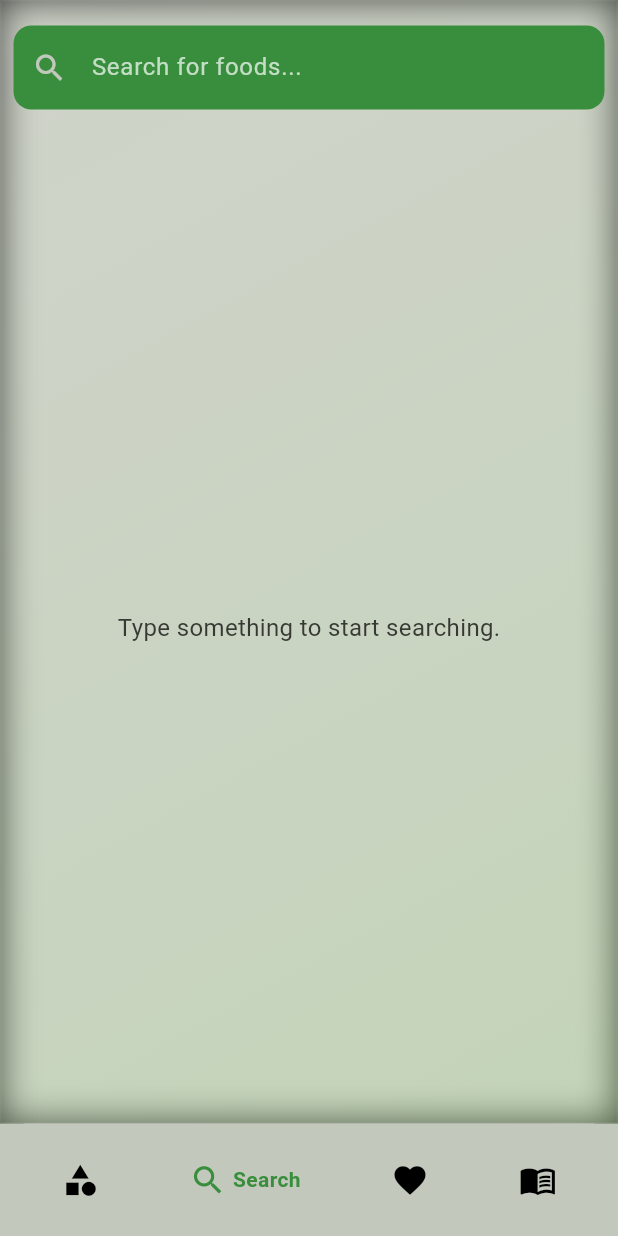
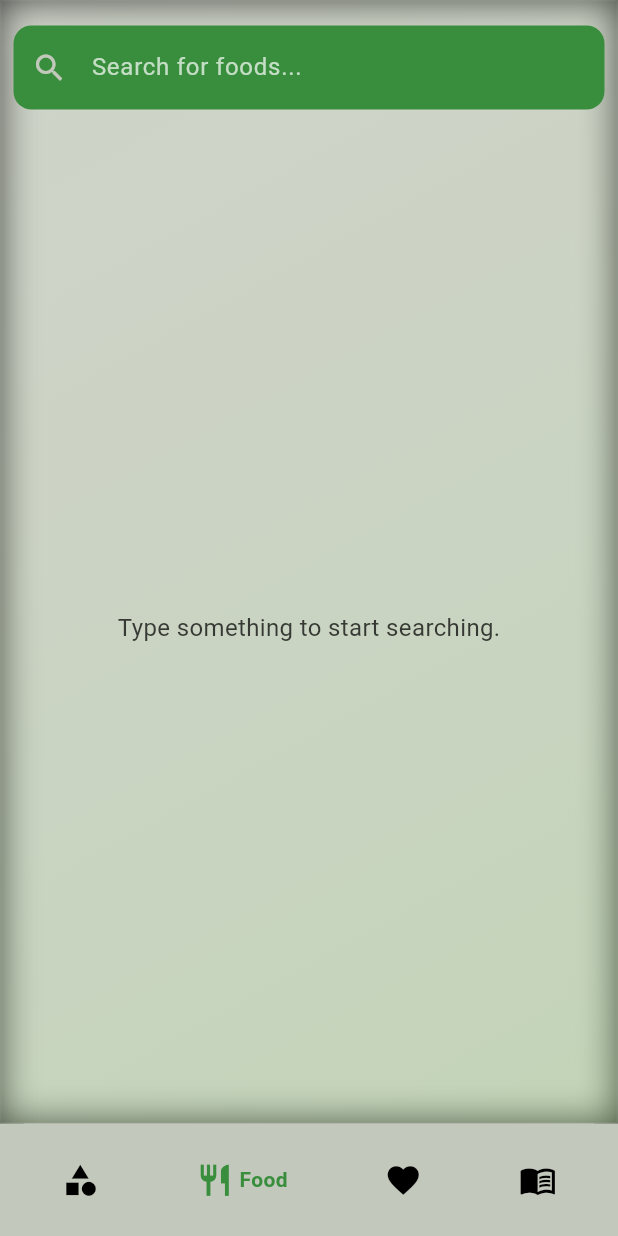
Before and after one commit to danbi4f/nutrivita_demo_v2_8.07.25, a Flutter app: the screen it shows after launch, item 2 of the bottom bar chosen, on a phone screen of 412 x 824 dp. Run offline on Flutter 3.47's test engine with Material 3 defaults, Android fonts, the phone set to English and light mode, and no system bars; drawn by our look-alikes of google_nav_bar; our stand-ins replace bloc, equatable, flutter_bloc, flutter_inset_box_shadow, sqflite; accounts and stored records are empty; network calls fail.

Commit message:
improving performance for SearchEngineWidgetV2

```diff
--- a/lib/arc/a_categories_page/mod/category_group/mod/category_group_item.dart
+++ b/lib/arc/a_categories_page/mod/category_group/mod/category_group_item.dart
@@ -11,8 +11,8 @@ class CategoryGroupItem extends StatelessWidget {
   @override
   Widget build(BuildContext context) {
     void onTap() {
-      final homeState = context.findAncestorStateOfType<HomePageState>();
-      homeState?.openSelectNumber(category);
+      // final homeState = context.findAncestorStateOfType<HomePageState>();
+      // homeState?.openSelectNumber(category);
     }
 
     return Material(
--- a/lib/pages/bb_search_engine_page/mod/search_engine_success_widget_item_v2.dart
+++ b/lib/pages/bb_search_engine_page/mod/search_engine_success_widget_item_v2.dart
@@ -20,29 +20,35 @@ class _SearchEngineSuccessWidgetItemV2State
     extends State<SearchEngineSuccessWidgetItemV2> {
   bool _isFavorite = false;
 
+  void _updateFavoriteFlag() {
+    final favoritesState = context.read<FavoriteFoodsV2Bloc>().state.favorites;
+    final favoritesList = favoritesState.valueOrNull ?? [];
+
+    setState(() {
+      _isFavorite = favoritesList.any((f) => f.fdcId == widget.food.fdcId);
+    });
+
+    print(
+      '[DEBUG] Updated _isFavorite=$_isFavorite for fdcId=${widget.food.fdcId}',
+    );
+  }
+
   @override
   void initState() {
     super.initState();
+    _updateFavoriteFlag();
+  }
 
-    final favoritesState = context.read<FavoriteFoodsV2Bloc>().state.favorites;
-    final favoritesList = favoritesState.valueOrNull ?? [];
+  @override
+  void didUpdateWidget(covariant SearchEngineSuccessWidgetItemV2 oldWidget) {
+    super.didUpdateWidget(oldWidget);
 
-    /// LOG: zawartość favoritesList
-    print('[DEBUG] Favorites list length: ${favoritesList.length}');
-    for (final f in favoritesList) {
-      print('[DEBUG] Favorite item fdcId: ${f.fdcId}');
+    if (oldWidget.food.fdcId != widget.food.fdcId) {
+      print(
+        '[DEBUG] didUpdateWidget: fdcId changed from ${oldWidget.food.fdcId} to ${widget.food.fdcId}',
+      );
+      _updateFavoriteFlag();
     }
-
-    /// LOG: sprawdzamy aktualny element
-    print('[DEBUG] Checking widget.food fdcId: ${widget.food.fdcId}');
-    print(
-      '[DEBUG] Checking widget.food => fdcId: ${widget.food.fdcId}, '
-      'descriptionPL: ${widget.food.descriptionPL}',
-    );
-
-    _isFavorite = favoritesList.any((food) => food.fdcId == widget.food.fdcId);
-
-    print('[DEBUG] Initial _isFavorite = $_isFavorite');
   }
 
   @override
@@ -73,7 +79,7 @@ class _SearchEngineSuccessWidgetItemV2State
                     style: AppTextStyles.body(context),
                   ),
                   Text(
-                    '${widget.food.descriptionPL} (${widget.food.fdcId})',
+                    widget.food.fdcId.toString(),
                     textAlign: TextAlign.center,
                     style: AppTextStyles.body(context),
                   ),
@@ -90,24 +96,18 @@ class _SearchEngineSuccessWidgetItemV2State
                   onPressed: () {
                     final bloc = context.read<FavoriteFoodsV2Bloc>();
 
-                    print(
-                      '[DEBUG] IconButton pressed for fdcId: ${widget.food.fdcId} | current _isFavorite=$_isFavorite',
-                    );
-
                     setState(() {
                       _isFavorite = !_isFavorite;
                     });
 
                     if (_isFavorite) {
+                      bloc.add(AddFavoriteFoodFdcId(widget.food.fdcId));
+                      print('[DEBUG] Added to favorites: ${widget.food.fdcId}');
+                    } else {
+                      bloc.add(RemoveFavoriteFoodFdcId(widget.food.fdcId));
                       print(
-                        '[DEBUG] Adding to favorites: ${widget.food.fdcId}',
+                        '[DEBUG] Removed from favorites: ${widget.food.fdcId}',
                       );
-                      bloc.add(AddFavoriteFoodFdcId(widget.food.fdcId));
-                    } else {
-                      print(
-                        '[DEBUG] Removing from favorites: ${widget.food.fdcId}',
-                      );
-                      bloc.add(RemoveFavoriteFoodFdcId(widget.food.fdcId));
                     }
                   },
                   icon: Icon(
--- a/lib/pages/bb_search_engine_page/mod/search_engine_success_widget_v2.dart
+++ b/lib/pages/bb_search_engine_page/mod/search_engine_success_widget_v2.dart
@@ -27,7 +27,10 @@ class SearchEngineSuccessWidgetV2 extends StatelessWidget {
         print(
           '[DEBUG LIST] index=$index fdcId=${food.fdcId}, desc=${food.descriptionPL}',
         );
-        return SearchEngineSuccessWidgetItemV2(food: food);
+        return SearchEngineSuccessWidgetItemV2(
+          food: food,
+          key: ValueKey(food.fdcId),
+        );
       },
     );
   }
--- a/lib/pages/home/home_page.dart
+++ b/lib/pages/home/home_page.dart
@@ -1,8 +1,6 @@
 import 'package:flutter/material.dart';
-import 'package:nutrivita_demo_v2/arc/a_categories_page/mod/category_group/data/model/category_group.dart';
 import 'package:google_nav_bar/google_nav_bar.dart';
-import 'package:nutrivita_demo_v2/arc/a_categories_page/mod/select_number/main/select_number.dart';
-import 'package:nutrivita_demo_v2/arc/a_categories_page/mod/survey_foods/main/cut_survey_by_category_widget.dart';
+
 import 'package:nutrivita_demo_v2/pages/ab_categories_page/main/categories_page_v2.dart';
 import 'package:nutrivita_demo_v2/pages/bb_search_engine_page/main/search_engine_widget_v2.dart';
 import 'package:nutrivita_demo_v2/pages/cb_favorite_foods/main/favorite_foods_widget_v2.dart';
@@ -12,26 +10,50 @@ class HomePage extends StatefulWidget {
   const HomePage({super.key});
 
   @override
-  State<HomePage> createState() => HomePageState();
+  State<HomePage> createState() => _HomePageState();
 }
 
-class HomePageState extends State<HomePage> {
+class _HomePageState extends State<HomePage> {
   int currentIndex = 0;
-  Widget? selectedPage; // ekran zastępujący IndexedStack
 
-  final List<Widget> pages = [
-    const CategoriesPageV2(),
-    SearchEngineWidgetV2(),
-    FavoriteFoodsWidgetV2(),
-    MealsFoodsSuccessWidgetV2(),
+  final List<GlobalKey<NavigatorState>> _navigatorKeys = [
+    GlobalKey<NavigatorState>(),
+    GlobalKey<NavigatorState>(),
+    GlobalKey<NavigatorState>(),
+    GlobalKey<NavigatorState>(),
   ];
+
+  void _selectTab(int index) {
+    if (index == currentIndex) {
+      // Jeżeli ponownie klikniemy w aktywną zakładkę → wróć na jej "root"
+      _navigatorKeys[index].currentState!.popUntil((route) => route.isFirst);
+    } else {
+      setState(() => currentIndex = index);
+    }
+  }
+
+  Widget _buildNavigator(GlobalKey<NavigatorState> key, Widget child) {
+    return Navigator(
+      key: key,
+      onGenerateRoute: (settings) {
+        return MaterialPageRoute(builder: (_) => child);
+      },
+    );
+  }
 
   @override
   Widget build(BuildContext context) {
     return SafeArea(
       child: Scaffold(
-        body:
-            selectedPage ?? IndexedStack(index: currentIndex, children: pages),
+        body: IndexedStack(
+          index: currentIndex,
+          children: [
+            _buildNavigator(_navigatorKeys[0], const CategoriesPageV2()),
+            _buildNavigator(_navigatorKeys[1], SearchEngineWidgetV2()),
+            _buildNavigator(_navigatorKeys[2], FavoriteFoodsWidgetV2()),
+            _buildNavigator(_navigatorKeys[3], MealsFoodsSuccessWidgetV2()),
+          ],
+        ),
         bottomNavigationBar: Container(
           color: Theme.of(context).colorScheme.onSurfaceVariant,
           child: Padding(
@@ -40,24 +62,13 @@ class HomePageState extends State<HomePage> {
               gap: 4,
               tabBorderRadius: 16,
               backgroundColor: Theme.of(context).colorScheme.onSurfaceVariant,
-              color: Colors.black, // domyślny kolor
+              color: Colors.black,
               activeColor: Colors.green[700],
-              //gap: 1,
-              // jeśli jesteśmy w SelectNumber lub CutSurvey, nie zaznaczamy żadnego przycisku
-              selectedIndex: selectedPage != null ? -1 : currentIndex,
-              onTabChange: (index) {
-                setState(() {
-                  currentIndex = index;
-                  selectedPage = null; // powrót do głównych ekranów
-                });
-              },
+              selectedIndex: currentIndex,
+              onTabChange: _selectTab,
               tabs: const [
                 GButton(icon: Icons.category, text: 'Categories', iconSize: 25),
-                GButton(
-                  icon: Icons.search_outlined,
-                  text: 'Search',
-                  iconSize: 25,
-                ),
+                GButton(icon: Icons.restaurant, text: 'Food', iconSize: 25),
                 GButton(icon: Icons.favorite, text: 'Favorites', iconSize: 25),
                 GButton(icon: Icons.menu_book, text: 'Recipes', iconSize: 25),
               ],
@@ -67,36 +78,37 @@ class HomePageState extends State<HomePage> {
       ),
     );
   }
+}
 
-  // Funkcja otwierająca SelectNumber
-  // callback openSelectNumber
-  void openSelectNumber(CategoryGroup category) {
-    setState(() {
-      selectedPage = SelectNumber(
-        category: category,
-        onSelectNutrient: (nutrientNumber) {
-          // Znajdź odpowiedni element w liście nutrientsGroup
-          final nutrient = category.nutrientsGroup.firstWhere(
-            (n) => n.number == nutrientNumber,
-          );
+//   // Funkcja otwierająca SelectNumber
+//   // callback openSelectNumber
+//   void openSelectNumber(CategoryGroup category) {
+//     setState(() {
+//       selectedPage = SelectNumber(
+//         category: category,
+//         onSelectNutrient: (nutrientNumber) {
+//           // Znajdź odpowiedni element w liście nutrientsGroup
+//           final nutrient = category.nutrientsGroup.firstWhere(
+//             (n) => n.number == nutrientNumber,
+//           );
 
-          setState(() {
-            selectedPage = CutSurveyByCategoryWidget(
-              nutrientNumber: nutrient.number,
-              nameRanking: nutrient.name, // <- tu masz teraz dostęp do name
-              onBack: () {
-                // wracamy do SelectNumber
-                openSelectNumber(category);
-              },
-            );
-          });
-        },
-        onBack: () {
-          setState(() {
-            selectedPage = null;
-          });
-        },
-      );
-    });
-  }
-}
+//           setState(() {
+//             selectedPage = CutSurveyByCategoryWidget(
+//               nutrientNumber: nutrient.number,
+//               nameRanking: nutrient.name, // <- tu masz teraz dostęp do name
+//               onBack: () {
+//                 // wracamy do SelectNumber
+//                 openSelectNumber(category);
+//               },
+//             );
+//           });
+//         },
+//         onBack: () {
+//           setState(() {
+//             selectedPage = null;
+//           });
+//         },
+//       );
+//     });
+//   }
+// }
```
Also changed, not shown: lib/pages/ab_categories_page/mod/foods_by_group_v2/foods_by_group_item_v2.dart (+9 -2 lines).
